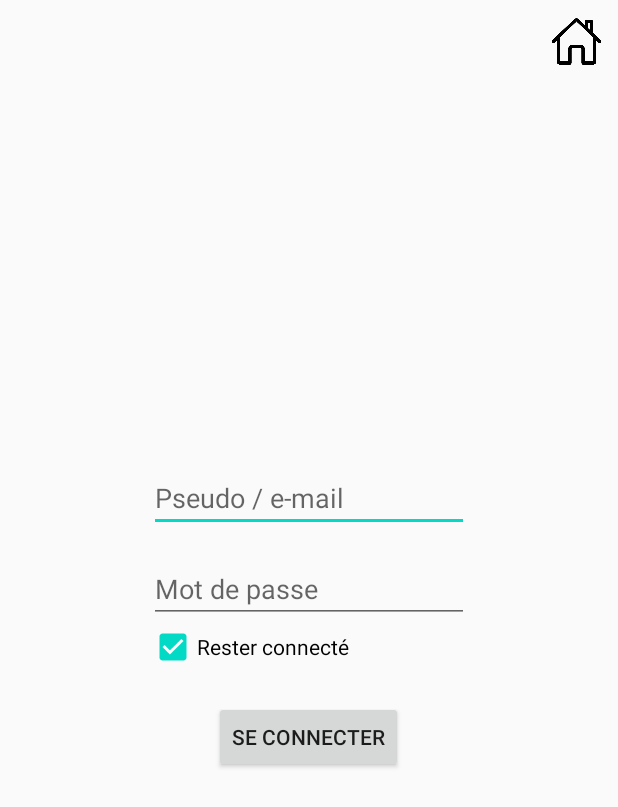
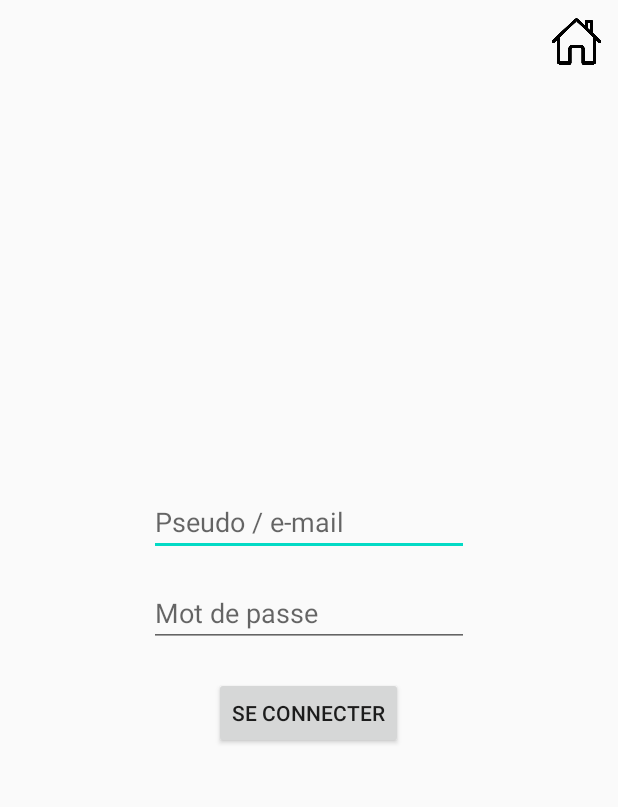
Before and after one commit to MartDel/CodeManager, an Android app: the SigninActivity screen opened directly, with no data from a screen before it, on a phone screen of 412 x 824 dp. Shown: the top 807 px of the screen. Run offline under Robolectric (Android 15) with nearby library versions, the phone set to English and light mode, and no system bars.

Commit message:
CodeManagerMobile : Refactor the project directories and add User class

```diff
--- a/CodeManagerMobile/app/src/main/java/fr/martdel/codemanagermobile/MainActivity.java
+++ b/CodeManagerMobile/app/src/main/java/fr/martdel/codemanagermobile/controlers/MainActivity.java
@@ -1,4 +1,4 @@
-package fr.martdel.codemanagermobile;
+package fr.martdel.codemanagermobile.controlers;
 
 import androidx.appcompat.app.AppCompatActivity;
 
@@ -6,6 +6,9 @@ import android.content.Intent;
 import android.os.Bundle;
 import android.view.View;
 import android.widget.Button;
+
+import fr.martdel.codemanagermobile.R;
+import fr.martdel.codemanagermobile.models.Internet;
 
 public class MainActivity extends AppCompatActivity {
 
--- a/CodeManagerMobile/app/src/main/java/fr/martdel/codemanagermobile/SignupActivity.java
+++ b/CodeManagerMobile/app/src/main/java/fr/martdel/codemanagermobile/controlers/SignupActivity.java
@@ -1,4 +1,4 @@
-package fr.martdel.codemanagermobile;
+package fr.martdel.codemanagermobile.controlers;
 
 import androidx.appcompat.app.AppCompatActivity;
 
@@ -6,12 +6,14 @@ import android.content.Intent;
 import android.os.Bundle;
 import android.view.View;
 import android.widget.Button;
-import android.widget.CheckBox;
 import android.widget.EditText;
 import android.widget.ImageView;
 import android.widget.Toast;
 
 import java.util.regex.Pattern;
+
+import fr.martdel.codemanagermobile.R;
+import fr.martdel.codemanagermobile.models.Internet;
 
 public class SignupActivity extends AppCompatActivity {
 
--- a/CodeManagerMobile/app/src/main/java/fr/martdel/codemanagermobile/Internet.java
+++ b/CodeManagerMobile/app/src/main/java/fr/martdel/codemanagermobile/models/Internet.java
@@ -1,4 +1,4 @@
-package fr.martdel.codemanagermobile;
+package fr.martdel.codemanagermobile.models;
 
 import android.content.Context;
 import android.content.DialogInterface;
--- a/CodeManagerMobile/app/src/main/res/layout/activity_git_hub.xml
+++ b/CodeManagerMobile/app/src/main/res/layout/activity_git_hub.xml
@@ -4,7 +4,7 @@
     android:layout_width="match_parent"
     android:layout_height="match_parent"
     android:orientation="vertical"
-    tools:context=".GitHubActivity">
+    tools:context=".controlers.GitHubActivity">
 
     <ImageView
         android:layout_width="wrap_content"
--- a/CodeManagerMobile/app/src/main/res/layout/activity_loading.xml
+++ b/CodeManagerMobile/app/src/main/res/layout/activity_loading.xml
@@ -4,7 +4,7 @@
     xmlns:tools="http://schemas.android.com/tools"
     android:layout_width="match_parent"
     android:layout_height="match_parent"
-    tools:context=".LoadingActivity">
+    tools:context=".controlers.LoadingActivity">
 
     <LinearLayout
         android:id="@+id/loading_layout"
--- a/CodeManagerMobile/app/src/main/res/layout/activity_main.xml
+++ b/CodeManagerMobile/app/src/main/res/layout/activity_main.xml
@@ -5,7 +5,7 @@
     android:layout_width="match_parent"
     android:layout_height="match_parent"
     android:layout_gravity="center"
-    tools:context=".MainActivity">
+    tools:context=".controlers.MainActivity">
 
     <TextView
         android:id="@+id/date"
--- a/CodeManagerMobile/app/src/main/res/layout/activity_signin.xml
+++ b/CodeManagerMobile/app/src/main/res/layout/activity_signin.xml
@@ -4,7 +4,7 @@
     xmlns:tools="http://schemas.android.com/tools"
     android:layout_width="match_parent"
     android:layout_height="match_parent"
-    tools:context=".SigninActivity">
+    tools:context=".controlers.SigninActivity">
 
     <ImageView
         android:id="@+id/homeBtn"
@@ -46,15 +46,6 @@
             tools:layout_editor_absoluteX="73dp"
             tools:layout_editor_absoluteY="217dp" />
 
-        <CheckBox
-            android:id="@+id/keepConnectedCheckBox"
-            android:layout_width="wrap_content"
-            android:layout_height="wrap_content"
-            android:checked="true"
-            android:text="Rester connecté"
-            tools:layout_editor_absoluteX="54dp"
-            tools:layout_editor_absoluteY="286dp" />
-
         <Button
             android:id="@+id/submitBtn"
             android:layout_width="wrap_content"
--- a/CodeManagerMobile/app/src/main/res/layout/activity_signup.xml
+++ b/CodeManagerMobile/app/src/main/res/layout/activity_signup.xml
@@ -4,7 +4,7 @@
     xmlns:tools="http://schemas.android.com/tools"
     android:layout_width="match_parent"
     android:layout_height="match_parent"
-    tools:context=".SignupActivity">
+    tools:context=".controlers.SignupActivity">
 
     <ImageView
         android:id="@+id/homeBtn"
--- a/CodeManagerMobile/app/src/main/res/values/strings.xml
+++ b/CodeManagerMobile/app/src/main/res/values/strings.xml
@@ -15,4 +15,6 @@
     <string name="menu_home">Home</string>
     <string name="menu_gallery">Gallery</string>
     <string name="menu_slideshow">Slideshow</string>
+    <string name="pseudo_default">Pseudo</string>
+    <string name="mail_default">E-mail</string>
 </resources>
```
Also changed, not shown: CodeManagerMobile/app/src/main/AndroidManifest.xml (+5 -5 lines), CodeManagerMobile/app/src/main/java/fr/martdel/codemanagermobile/controlers/GitHubActivity.java (renamed from CodeManagerMobile/app/src/main/java/fr/martdel/codemanagermobile/GitHubActivity.java, +16 -1 lines), CodeManagerMobile/app/src/main/java/fr/martdel/codemanagermobile/controlers/LoadingActivity.java (renamed from CodeManagerMobile/app/src/main/java/fr/martdel/codemanagermobile/LoadingActivity.java, +3 -16 lines), CodeManagerMobile/app/src/main/java/fr/martdel/codemanagermobile/controlers/SigninActivity.java (renamed from CodeManagerMobile/app/src/main/java/fr/martdel/codemanagermobile/SigninActivity.java, +21 -11 lines), CodeManagerMobile/app/src/main/java/fr/martdel/codemanagermobile/models/User.java (added, +28 -0 lines).
